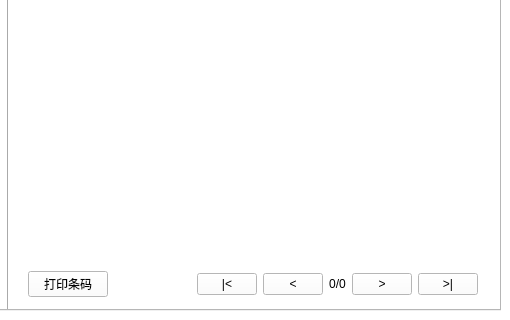
Above: formviewdata.ui from LEmbedder/widget-mcu before the change; both pictures show x 290 to 800 and y 160 to 480 of the 800 by 480 pixel window. Below: the same form after it.
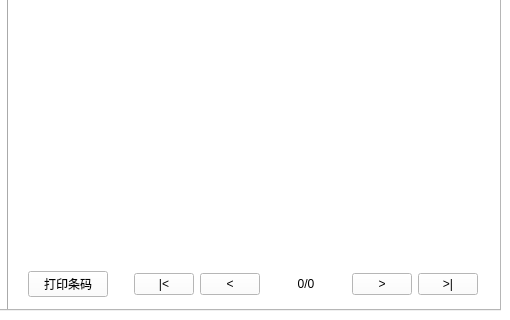
That is the form after the change.

Diff of the .ui file:
```diff
--- a/formviewdata.ui
+++ b/formviewdata.ui
@@ -384,6 +384,12 @@
                 </item>
                 <item>
                  <widget class="QLabel" name="label_value">
+                  <property name="minimumSize">
+                   <size>
+                    <width>80</width>
+                    <height>0</height>
+                   </size>
+                  </property>
                   <property name="maximumSize">
                    <size>
                     <width>30</width>
```
